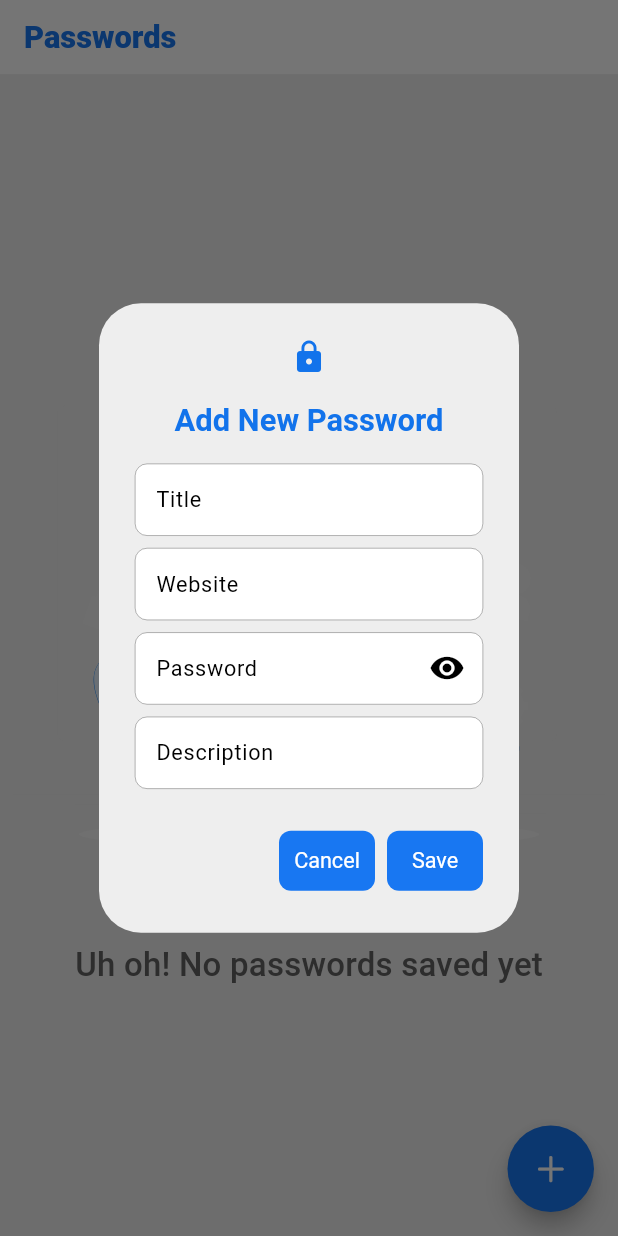
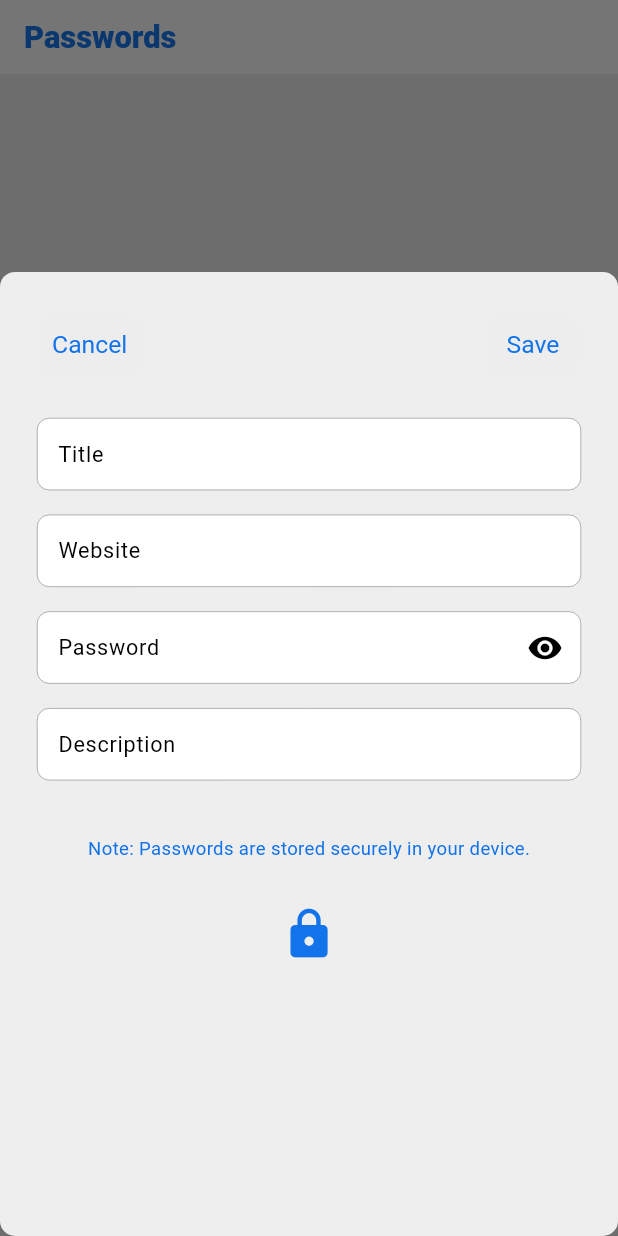
Before and after one commit to deb-sahu/password-vault, a Flutter app: the Passwords screen opened directly, after a tap on an icon or button, on a phone screen of 412 x 824 dp. Run offline on Flutter 3.47's test engine with Material 3 defaults, Android fonts, the phone set to English and light mode, and no system bars; our stand-ins replace camera, file_picker, flutter_easyloading, flutter_riverpod, flutter_svg, go_router and 5 more; accounts and stored records are empty; Roboto replaces fonts that are missing (FontRegular, Scada).

Commit message:
Feat- Modified dialog to bottom modal

```diff
--- a/lib/feature/home/home.dart
+++ b/lib/feature/home/home.dart
@@ -5,6 +5,7 @@ import 'package:password_vault/cache/hive_models/passwords_model.dart';
 import 'package:password_vault/constants/common_exports.dart';
 import 'package:flutter/cupertino.dart';
 import 'package:password_vault/feature/home/favourites_dialog.dart';
+import 'package:password_vault/feature/passwords/add_password_dialog.dart';
 import 'package:password_vault/feature/passwords/passwords.dart';
 import 'package:password_vault/feature/settings/clear_data_dialog.dart';
 import 'package:password_vault/feature/settings/settings.dart';
@@ -41,6 +42,7 @@ class _HomeState extends ConsumerState<Home> {
       ref.read(changeFavoritesdNotifierProvider.notifier).update((state) => false);
       ref.read(clearAllDataNotifierProvider.notifier).update((state) => false);
       ref.read(importChangeProvider.notifier).update((state) => false);
+      ref.read(updatePasswordProvider.notifier).update((state) => false);
     } catch (e) {
       favoritePasswords = [];
     }
@@ -58,7 +60,7 @@ class _HomeState extends ConsumerState<Home> {
     if (ref.watch(deletePasswordNotifierProvider) ||
         ref.watch(changeFavoritesdNotifierProvider) ||
         ref.watch(clearAllDataNotifierProvider) ||
-        ref.watch(importChangeProvider)) {
+        ref.watch(importChangeProvider) || ref.watch(updatePasswordProvider)) {
       _loadFavourites();
     }
     ThemeChangeService().initializeThemeChange(ref, themeChange);
--- a/lib/feature/passwords/add_password_dialog.dart
+++ b/lib/feature/passwords/add_password_dialog.dart
@@ -1,9 +1,15 @@
+import 'package:flutter/services.dart';
 import 'package:flutter_riverpod/flutter_riverpod.dart';
+import 'package:password_vault/app_container.dart';
 import 'package:password_vault/cache/hive_models/passwords_model.dart';
 import 'package:password_vault/constants/common_exports.dart';
 import 'package:password_vault/service/cache/cache_service.dart';
 import 'package:password_vault/service/singletons/theme_change_manager.dart';
 import 'package:uuid/uuid.dart';
+
+final updatePasswordProvider = StateProvider<bool>((ref) {
+  return false;
+});
 
 class AddPasswordDialog extends ConsumerStatefulWidget {
   final PasswordModel? passwordModel;
@@ -90,6 +96,7 @@ class _AddPasswordDialogState extends ConsumerState<AddPasswordDialog> {
             ? AppStyles.showSuccess(context, 'Password updated successfully.')
             : AppStyles.showSuccess(context, 'Password added successfully.');
         widget.onSuccess(); // Callback function
+        ref.read(updatePasswordProvider.notifier).update((state) => true);
         Navigator.pop(context);
       } else {
         AppStyles.showError(context, 'Failed to add password. Please try again.');
@@ -100,40 +107,97 @@ class _AddPasswordDialogState extends ConsumerState<AddPasswordDialog> {
   @override
   Widget build(BuildContext context) {
     var height = AppStyles.viewHeight(context);
-    var isPortrait = AppStyles.isPortraitMode(context);
+    var width = AppStyles.viewWidth(context);
+    var themeChange = ref.watch(themeChangeProvider);
+    ThemeChangeService().initializeThemeChange(ref, themeChange);
 
-    return AlertDialog(
-      backgroundColor: ThemeChangeService().getThemeChangeValue() ? AppColor.grey_800 : AppColor.grey_200,
-      surfaceTintColor: ThemeChangeService().getThemeChangeValue() ? AppColor.grey_400 : AppColor.grey_100,
-      iconColor: AppColor.primaryColor,
-      icon: const Icon(Icons.lock),
-      title: _isEditMode
-          ? Text('Edit Password', style: AppStyles.primaryBoldText(context, isPortrait))
-          : Text('Add New Password', style: AppStyles.primaryBoldText(context, isPortrait)),
-      content: SingleChildScrollView(
+    return SizedBox(
+      height: height * 0.78,
+      child: Padding(
+        padding: EdgeInsets.all(width * 0.06),
         child: Column(
           crossAxisAlignment: CrossAxisAlignment.start,
           mainAxisSize: MainAxisSize.min,
           children: [
+            Row(
+              mainAxisAlignment: MainAxisAlignment.spaceBetween,
+              children: [
+                TextButton(
+                  style: ThemeChangeService().getThemeChangeValue()
+                      ? AppStyles.onlyTextButtonDark
+                      : AppStyles.onlyTextButtonLight,
+                  onPressed: () => Navigator.pop(context),
+                  child: Text(
+                    'Cancel',
+                    style: AppStyles.customText(context,
+                        color: AppColor.primaryColor, sizeFactor: 0.04),
+                  ),
+                ),
+                TextButton(
+                  style: ThemeChangeService().getThemeChangeValue()
+                      ? AppStyles.onlyTextButtonDark
+                      : AppStyles.onlyTextButtonLight,
+                  onPressed: () async => _savePassword(context),
+                  child: _isEditMode
+                      ? Text(
+                          'Update',
+                          style: AppStyles.customText(context,
+                              color: AppColor.primaryColor, sizeFactor: 0.04),
+                        )
+                      : Text(
+                          'Save',
+                          style: AppStyles.customText(context,
+                              color: AppColor.primaryColor, sizeFactor: 0.04),
+                        ),
+                ),
+              ],
+            ),
+            SizedBox(height: height * 0.03),
             TextField(
+              style: AppStyles.customText(context, sizeFactor: 0.035, color: ThemeChangeService().getThemeChangeValue()
+                          ? AppColor.whiteColor
+                          : AppColor.blackColor),
               controller: _titleController,
-              decoration:
-                  InputDecoration(labelText: 'Title', labelStyle: AppStyles.customText(context, color: ThemeChangeService().getThemeChangeValue() ? AppColor.whiteColor : AppColor.blackColor)),
+              spellCheckConfiguration:
+                  SpellCheckConfiguration(spellCheckService: DefaultSpellCheckService()),
+              decoration: InputDecoration(
+                  labelText: 'Title',
+                  labelStyle: AppStyles.customText(context,
+                      sizeFactor: 0.035,
+                      color: ThemeChangeService().getThemeChangeValue()
+                          ? AppColor.whiteColor
+                          : AppColor.blackColor)),
             ),
-            SizedBox(height: height * 0.01),
+            SizedBox(height: height * 0.02),
             TextField(
+              style: AppStyles.customText(context, sizeFactor: 0.035, color: ThemeChangeService().getThemeChangeValue()
+                          ? AppColor.whiteColor
+                          : AppColor.blackColor),
+              spellCheckConfiguration:
+                  SpellCheckConfiguration(spellCheckService: DefaultSpellCheckService()),
               controller: _linkController,
               decoration: InputDecoration(
                   labelText: 'Website',
-                  labelStyle: AppStyles.customText(context, color: ThemeChangeService().getThemeChangeValue() ? AppColor.whiteColor : AppColor.blackColor),
+                  labelStyle: AppStyles.customText(context,
+                      sizeFactor: 0.035,
+                      color: ThemeChangeService().getThemeChangeValue()
+                          ? AppColor.whiteColor
+                          : AppColor.blackColor),
                   hintText: AutofillHints.url),
             ),
-            SizedBox(height: height * 0.01),
+            SizedBox(height: height * 0.02),
             TextField(
+              style: AppStyles.customText(context, sizeFactor: 0.035, color: ThemeChangeService().getThemeChangeValue()
+                          ? AppColor.whiteColor
+                          : AppColor.blackColor),
               controller: _passwordController,
               decoration: InputDecoration(
                 labelText: 'Password',
-                labelStyle: AppStyles.customText(context, color: ThemeChangeService().getThemeChangeValue() ? AppColor.whiteColor : AppColor.blackColor),
+                labelStyle: AppStyles.customText(context,
+                    sizeFactor: 0.035,
+                    color: ThemeChangeService().getThemeChangeValue()
+                        ? AppColor.whiteColor
+                        : AppColor.blackColor),
                 suffixIcon: IconButton(
                   onPressed: _togglePasswordVisibility,
                   icon:
@@ -142,36 +206,44 @@ class _AddPasswordDialogState extends ConsumerState<AddPasswordDialog> {
               ),
               obscureText: _isObscured,
             ),
-            SizedBox(height: height * 0.01),
+            SizedBox(height: height * 0.02),
             TextField(
+              style: AppStyles.customText(context, sizeFactor: 0.035, color: ThemeChangeService().getThemeChangeValue()
+                          ? AppColor.whiteColor
+                          : AppColor.blackColor),
+              spellCheckConfiguration:
+                  SpellCheckConfiguration(spellCheckService: DefaultSpellCheckService()),
               controller: _descriptionController,
               decoration: InputDecoration(
-                  labelText: 'Description', labelStyle: AppStyles.customText(context, color: ThemeChangeService().getThemeChangeValue() ? AppColor.whiteColor : AppColor.blackColor)),
+                  labelText: 'Description',
+                  labelStyle: AppStyles.customText(context,
+                      sizeFactor: 0.035,
+                      color: ThemeChangeService().getThemeChangeValue()
+                          ? AppColor.whiteColor
+                          : AppColor.blackColor)),
+            ),
+            SizedBox(height: height * 0.045),
+            Center(
+              child: Text(
+                'Note: Passwords are stored securely in your device.',
+                style: AppStyles.customText(
+                  context,
+                  sizeFactor: 0.03,
+                  color: AppColor.primaryColor,
+                ),
+              ),
+            ),
+            SizedBox(height: height * 0.035),
+            Center(
+              child: Icon(
+                size: width * 0.09,
+                Icons.lock,
+                color: AppColor.primaryColor,
+              ),
             ),
           ],
         ),
       ),
-      actions: [
-        TextButton(
-          onPressed: () => Navigator.pop(context),
-          child: Text(
-            'Cancel',
-            style: AppStyles.customText(context, color: AppColor.whiteColor),
-          ),
-        ),
-        TextButton(
-          onPressed: () async => _savePassword(context),
-          child: _isEditMode
-              ? Text(
-                  'Update',
-                  style: AppStyles.customText(context, color: AppColor.whiteColor),
-                )
-              : Text(
-                  'Save',
-                  style: AppStyles.customText(context, color: AppColor.whiteColor),
-                ),
-        ),
-      ],
     );
   }
 }
--- a/lib/theme/app_style.dart
+++ b/lib/theme/app_style.dart
@@ -174,7 +174,7 @@ class AppStyles {
     foregroundColor: MaterialStateProperty.all(AppColor.whiteColor),
     backgroundColor: MaterialStateProperty.all(AppColor.grey_800),
     side: MaterialStateProperty.all(BorderSide(
-      color: AppColor.blackColor,
+      color: AppColor.grey_800,
     )),
   );
 
--- a/lib/theme/app_theme.dart
+++ b/lib/theme/app_theme.dart
@@ -116,6 +116,13 @@ class AppTheme {
     ),
     floatingActionButtonTheme: FloatingActionButtonThemeData(
       foregroundColor: AppColor.whiteColor,
+    ),
+    bottomSheetTheme: BottomSheetThemeData(
+      backgroundColor: AppColor.grey_200,
+      surfaceTintColor: AppColor.grey_100,
+      shape: RoundedRectangleBorder(
+        borderRadius: BorderRadius.circular(10),
+      ),
     ),
   );
 
@@ -256,5 +263,12 @@ class AppTheme {
       activeTrackColor: Colors.black,
       inactiveTickMarkColor: Colors.grey,
     ),
+      bottomSheetTheme: BottomSheetThemeData(
+      backgroundColor: AppColor.grey_800,
+      surfaceTintColor: AppColor.grey_400,
+      shape: RoundedRectangleBorder(
+        borderRadius: BorderRadius.circular(10),
+      ),
+    ),
   );
 }
```
Also changed, not shown: lib/feature/passwords/passwords.dart (+35 -14 lines), lib/feature/settings/settings.dart (+21 -4 lines), lib/service/cache/cache_service.dart (+7 -0 lines), pubspec.yaml (+2 -10 lines).
